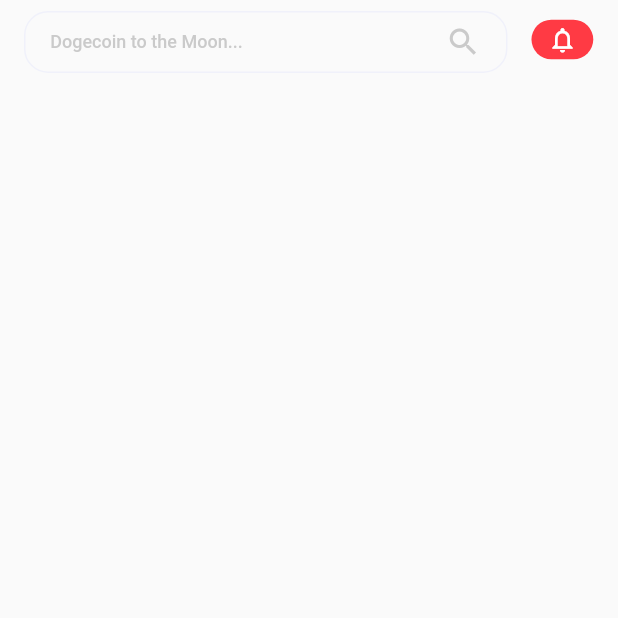
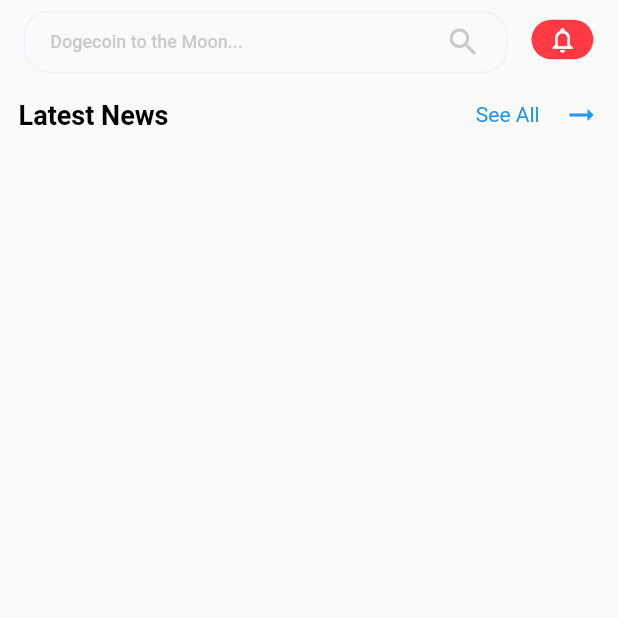
Before and after one commit to NodirbekRasuljonov/newsapp, a Flutter app: the screen it shows after launch, on a phone screen of 412 x 824 dp, the top half of it. Run offline on Flutter 3.47's test engine with Material 2 defaults, Android fonts, the phone set to English and light mode, and no system bars; our stand-ins replace flutter_bloc.

Commit message:
home page is in progress

```diff
--- a/lib/core/constants/app_color_const.dart
+++ b/lib/core/constants/app_color_const.dart
@@ -7,4 +7,6 @@ class AppColors{
 
   static Color borderColor=Color(0xffF0F1FA);
   static Color hinttextColor=Color(0xff818181);
+  static Color blacktextColor=Colors.black;
+  static Color blueColor=Colors.blue;
 }
--- a/lib/core/constants/app_font_size_const.dart
+++ b/lib/core/constants/app_font_size_const.dart
@@ -1,3 +1,4 @@
 class AppFontSizeConst{
   static double small=12.0;
+  static double medium=18.0;
 }
--- a/lib/screens/home/view/home_view.dart
+++ b/lib/screens/home/view/home_view.dart
@@ -19,7 +19,7 @@ class HomeView extends StatelessWidget {
             elevation: 0.0,
             title: Container(
                 height: context.h * 0.05,
-                width: context.h * 0.48,
+                width: context.h * 0.45,
                 decoration: BoxDecoration(
                   border: Border.all(color: AppColors.borderColor),
                   borderRadius: BorderRadius.circular(RadiusConst.medium),
@@ -52,34 +52,81 @@ class HomeView extends StatelessWidget {
                   top: context.h * 0.016,
                 ),
                 child: InkWell(
-                  onTap: (){
+                  onTap: () {
                     debugPrint("salom");
                   },
                   child: Container(
                     height: context.h * 0.05,
                     width: context.h * 0.05,
-
                     decoration: BoxDecoration(
                       color: AppColors.kPrimaryColor,
                       borderRadius: BorderRadius.circular(
                         RadiusConst.medium,
                       ),
                     ),
-                  child:const Icon(
+                    child: const Icon(
                       Icons.notifications_none_outlined,
                       color: Colors.white,
                       size: 20.0,
                     ),
                   ),
-                )
-
+                ),
               ),
             ],
             backgroundColor: AppColors.transparent,
           ),
+          body: body(context),
         );
       },
       listener: (context, state) {},
     );
   }
+
+  SizedBox body(BuildContext context) {
+    return SizedBox(
+          height: context.h,
+          width: context.h,
+          child: Column(
+            children: [
+              Container(
+                padding: EdgeInsets.symmetric(horizontal: context.h * 0.015),
+                height: context.h * 0.05,
+                width: context.h * 0.63,
+                child: Row(
+                  mainAxisAlignment: MainAxisAlignment.spaceBetween,
+                  children: [
+                    Text(
+                      'Latest News',
+                      style: TextStyle(
+                        fontSize: AppFontSizeConst.medium,
+                        color: AppColors.blacktextColor,
+                        fontWeight: FontWeight.w700,
+                      ),
+                    ),
+                    InkWell(
+                      onTap: (){
+                        debugPrint("see all");
+                      },
+                      child: SizedBox(
+                        width: context.h * 0.1,
+                        height: context.h * 0.16,
+                        child: Row(
+                          mainAxisAlignment: MainAxisAlignment.spaceBetween,
+                          children: [
+                            Text('See All',style: TextStyle(color: AppColors.blueColor),),
+                            Icon(
+                              Icons.arrow_right_alt,
+                              color: AppColors.blueColor,
+                            )
+                          ],
+                        ),
+                      ),
+                    ),
+                  ],
+                ),
+              ),
+            ],
+          ),
+        );
   }
+}
```
Lines whose indentation alone changed are shown as unchanged.
